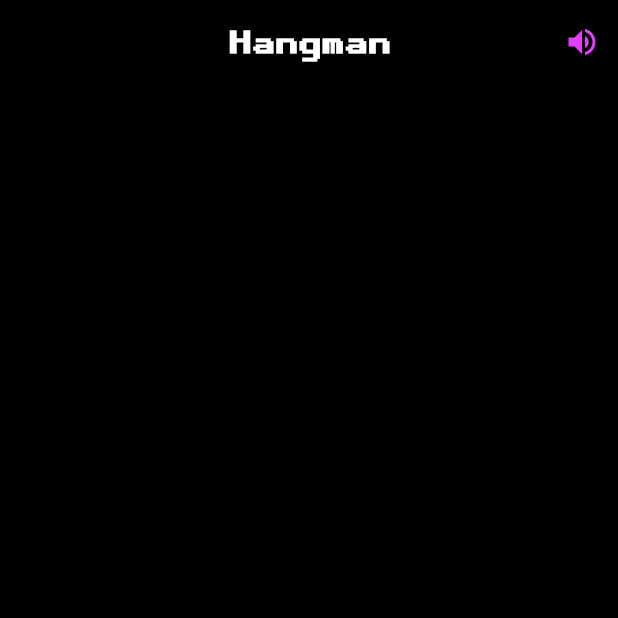
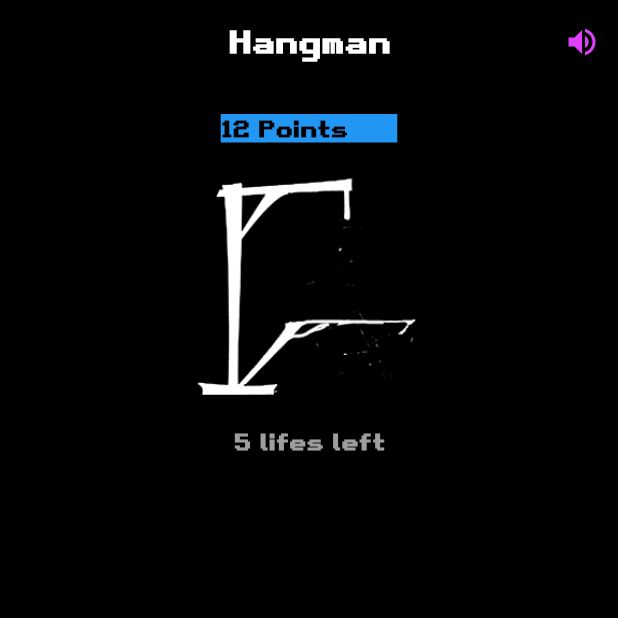
Before and after one commit to TheKetan2/hangman_flutter, a Flutter app: the screen it shows after launch, on a phone screen of 412 x 824 dp, the top half of it. Run offline on Flutter 3.47's test engine with Material 2 defaults, Android fonts, the phone set to English and light mode, and no system bars.

Commit message:
added points, image, lifes section

```diff
--- a/flutter_application/lib/game_screen.dart
+++ b/flutter_application/lib/game_screen.dart
@@ -29,6 +29,40 @@ class _GameScreenState extends State<GameScreen> {
               ))
         ],
       ),
+      body: SingleChildScrollView(
+        child: Container(
+          alignment: Alignment.center,
+          child: Column(
+            children: [
+              Container(
+                width: MediaQuery.of(context).size.width / 3.5,
+                decoration: BoxDecoration(color: Colors.blue),
+                margin: EdgeInsets.only(top: 20),
+                child: Text(
+                  "12 Points",
+                  style: restroStyle(15, Colors.black, FontWeight.bold),
+                ),
+              ),
+              SizedBox(
+                height: 20,
+              ),
+              Image(
+                image: AssetImage("images/hangman0.png"),
+                width: 150,
+                height: 150,
+                color: Colors.white,
+                fit: BoxFit.cover,
+              ),
+              SizedBox(height: 20),
+              Text(
+                "5 lifes left",
+                style: restroStyle(15, Colors.grey, FontWeight.bold),
+              ),
+
+            ],
+          ),
+        ),
+      ),
     );
   }
 }
```
